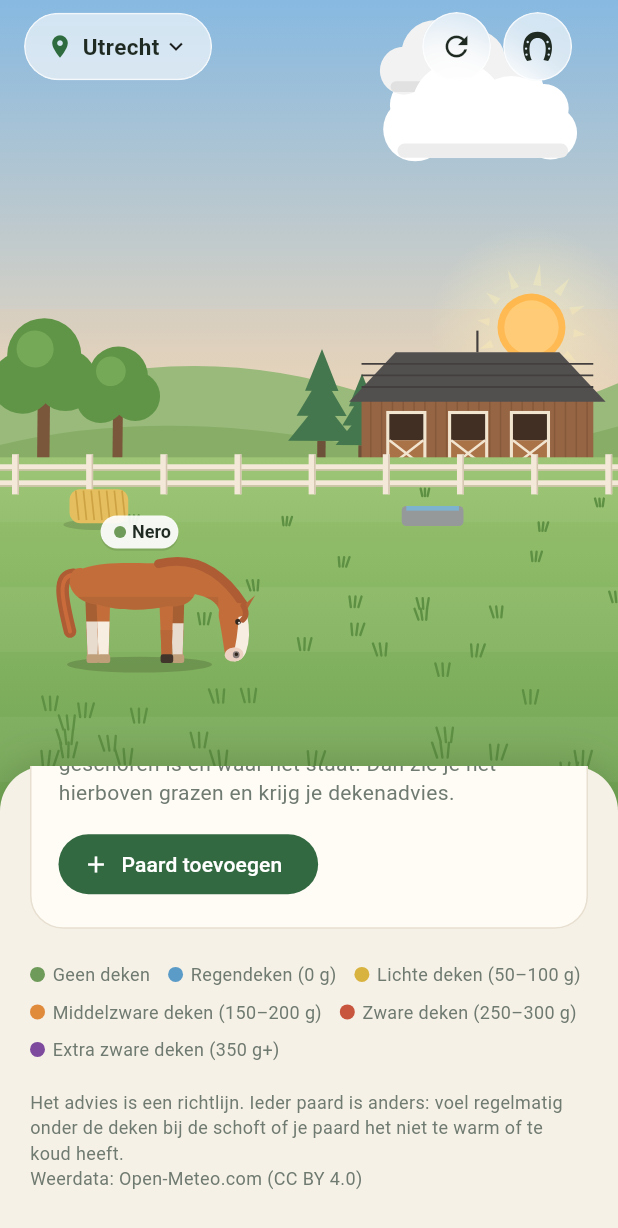
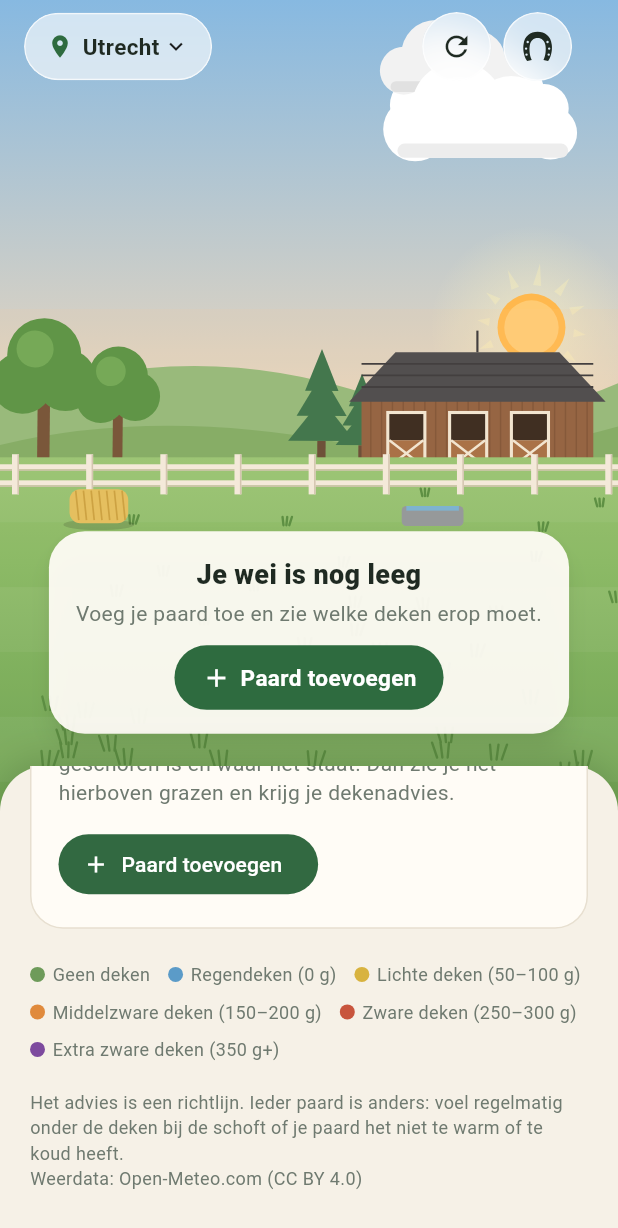
Before and after one commit to maxcallie/dekenweer, a Flutter app: the screen it shows after launch, scrolled down 396 dp, on a phone screen of 412 x 824 dp. Shown: the top 1228 px of the screen. Run offline on Flutter 3.47's test engine with Material 3 defaults, Android fonts, the phone set to English and light mode, and no system bars; our stand-ins replace shared_preferences; network calls fail.

Commit message:
Lege wei met knop om het eerste paard toe te voegen
Co-Authored-By: Claude Opus 5.5 <noreply@anthropic.com>
Claude-Session: https://claude.ai/code/session_01MwtHEgK67CJNw22BtHhUHa

```diff
--- a/lib/screens/home_screen.dart
+++ b/lib/screens/home_screen.dart
@@ -1,3 +1,4 @@
+import 'dart:math' as math;
 import 'dart:ui' as ui;
 
 import 'package:flutter/material.dart';
@@ -62,8 +63,7 @@ class _HomeScreenState extends State<HomeScreen> with WidgetsBindingObserver {
     final period = app.currentPeriod;
 
     final scene = _sceneWeather(app);
-    // Zolang er nog geen eigen paarden zijn, staat mascotte Nero in de wei.
-    final all = app.horses.isEmpty ? [neroHorse] : app.horses;
+    final all = app.horses;
     SceneHorse sceneHorse(Horse h) {
       final a = app.adviceFor(h);
       return SceneHorse(h, a, app.pickFor(h, a));
@@ -87,11 +87,6 @@ class _HomeScreenState extends State<HomeScreen> with WidgetsBindingObserver {
         inside.isNotEmpty && (outside.isEmpty || (_stableOverride ?? false));
 
     void onHorseTap(Horse h) {
-      if (h.id == neroHorse.id) {
-        Navigator.of(context)
-            .push(MaterialPageRoute(builder: (_) => const HorseFormScreen()));
-        return;
-      }
       final a = app.adviceFor(h);
       if (a != null && period != null) {
         showHorseAdvice(context, h, a, period,
@@ -170,6 +165,36 @@ class _HomeScreenState extends State<HomeScreen> with WidgetsBindingObserver {
               ),
             ),
           ),
+          // Lege wei: uitnodiging om het eerste paard toe te voegen. Staat
+          // midden in het zichtbare stuk gras en schuift mee met het paneel.
+          if (app.horses.isEmpty)
+            Positioned.fill(child: LayoutBuilder(builder: (context, box) {
+              return ValueListenableBuilder<double>(
+                valueListenable: _covered,
+                builder: (context, covered, child) {
+                  final h = box.maxHeight;
+                  final grassTop = h * 0.40;
+                  final grassBottom = h * (1 - covered);
+                  final mid = (grassTop + grassBottom) / 2;
+                  return Stack(children: [
+                    Positioned(
+                      left: 24,
+                      right: 24,
+                      top: math.max(grassTop, mid - 66),
+                      child: IgnorePointer(
+                        ignoring: grassBottom - grassTop <= 120,
+                        child: AnimatedOpacity(
+                          duration: const Duration(milliseconds: 200),
+                          opacity: grassBottom - grassTop > 120 ? 1 : 0,
+                          child: child,
+                        ),
+                      ),
+                    ),
+                  ]);
+                },
+                child: const _FirstHorseCta(),
+              );
+            })),
           LayoutBuilder(builder: (context, box) {
             // Helemaal ingeklapt blijft alleen het greepje + "Dekenadvies"
             // zichtbaar, zodat je de hele wei of stal ziet.
@@ -1057,3 +1082,52 @@ class _Legend extends StatelessWidget {
     );
   }
 }
+
+/// Uitnodiging in de lege wei.
+class _FirstHorseCta extends StatelessWidget {
+  const _FirstHorseCta();
+
+  @override
+  Widget build(BuildContext context) {
+    return Center(
+      child: Material(
+        color: AppColors.card.withValues(alpha: 0.94),
+        borderRadius: BorderRadius.circular(24),
+        elevation: 6,
+        shadowColor: const Color(0x55000000),
+        child: InkWell(
+          borderRadius: BorderRadius.circular(24),
+          onTap: () => Navigator.of(context)
+              .push(MaterialPageRoute(builder: (_) => const HorseFormScreen())),
+          child: Padding(
+            padding: const EdgeInsets.fromLTRB(18, 16, 18, 16),
+            child: Column(mainAxisSize: MainAxisSize.min, children: [
+              const Text('Je wei is nog leeg',
+                  textAlign: TextAlign.center,
+                  style: TextStyle(fontSize: 18, fontWeight: FontWeight.w800)),
+              const SizedBox(height: 4),
+              const Text('Voeg je paard toe en zie welke deken erop moet.',
+                  textAlign: TextAlign.center,
+                  style: TextStyle(fontSize: 14, color: AppColors.muted, height: 1.3)),
+              const SizedBox(height: 12),
+              Container(
+                padding: const EdgeInsets.symmetric(horizontal: 18, vertical: 11),
+                decoration: BoxDecoration(
+                  color: AppColors.green,
+                  borderRadius: BorderRadius.circular(22),
+                ),
+                child: const Row(mainAxisSize: MainAxisSize.min, children: [
+                  Icon(Icons.add, color: Colors.white, size: 20),
+                  SizedBox(width: 6),
+                  Text('Paard toevoegen',
+                      style: TextStyle(
+                          color: Colors.white, fontWeight: FontWeight.w700, fontSize: 15)),
+                ]),
+              ),
+            ]),
+          ),
+        ),
+      ),
+    );
+  }
+}
```
